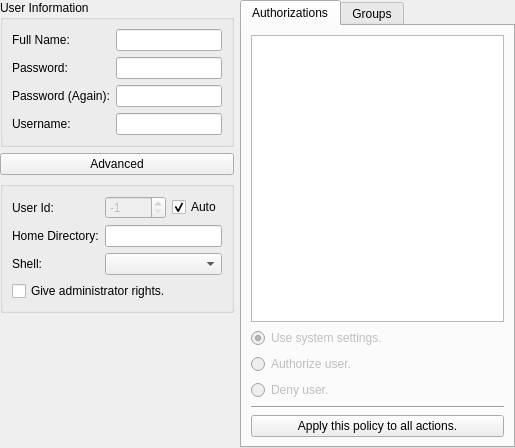
Before: the Qt Designer form kde/user-manager/manager/ui/edituser.ui in pars-linux/uludag, drawn with Qt 5.
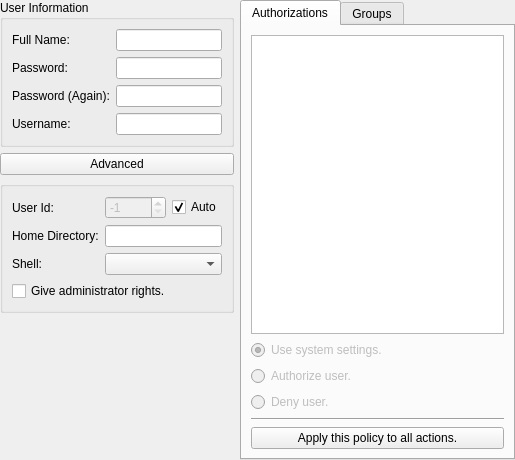
After: the same form once the commit is applied.

Commit message: * Show all actions for policies from all vendors * Show undefined actions in other section * Fix user-edit/add issues

The edit to the form file:
```diff
--- a/kde/user-manager/manager/ui/edituser.ui
+++ b/kde/user-manager/manager/ui/edituser.ui
@@ -7,7 +7,7 @@
     <x>0</x>
     <y>0</y>
     <width>515</width>
-    <height>448</height>
+    <height>460</height>
    </rect>
   </property>
   <property name="sizePolicy">
@@ -35,12 +35,12 @@
       <layout class="QGridLayout" name="gridLayout_4">
        <item row="0" column="0">
         <widget class="QTreeWidget" name="treeAuthorizations">
-         <property name="rootIsDecorated">
-          <bool>false</bool>
-         </property>
          <property name="headerHidden">
           <bool>true</bool>
          </property>
+         <property name="columnCount">
+          <number>1</number>
+         </property>
          <column>
           <property name="text">
            <string notr="true">Policy</string>
```
The commit also changes 2 other files.
